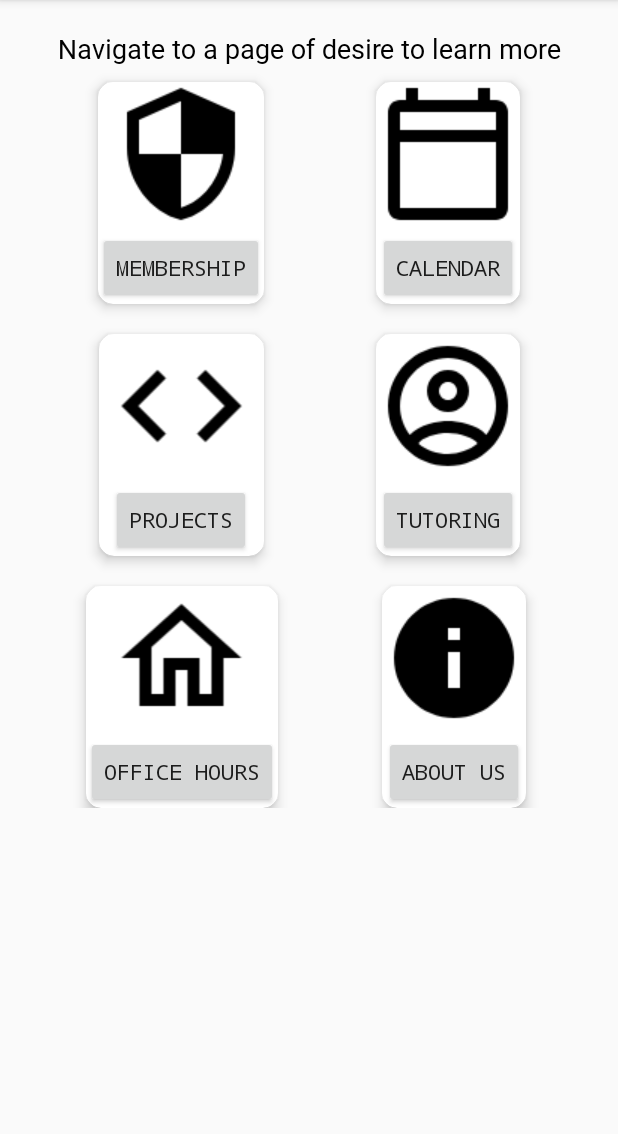
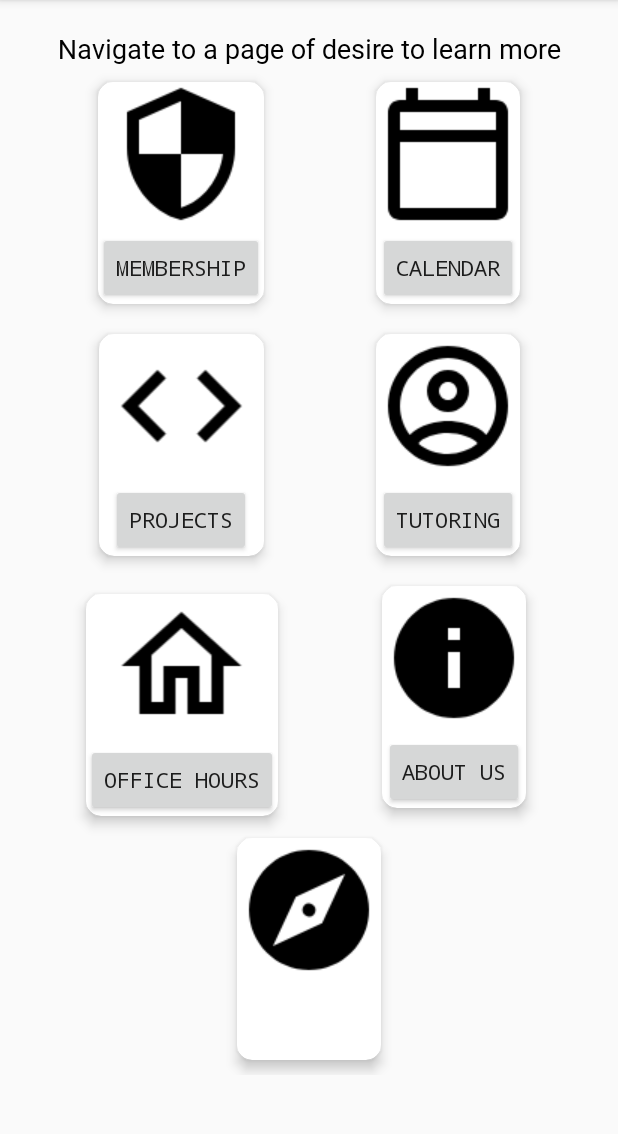
Before and after one commit to srivats22/ACMmobileskeleton, an Android app: the screen it shows after launch (MainActivity), on a phone screen of 412 x 824 dp, the part 84-1218 px from its top. Run offline under Robolectric (Android 15) with nearby library versions, the phone set to English and light mode, and no system bars.

Commit message:
Minute changes

```diff
--- a/app/src/main/res/layout/activity_main.xml
+++ b/app/src/main/res/layout/activity_main.xml
@@ -215,6 +215,38 @@
                 android:text="About Us"
                 android:typeface="monospace" />
         </android.support.v7.widget.CardView>
+
+        <android.support.v7.widget.CardView
+            android:id="@+id/cardView6"
+            android:layout_width="wrap_content"
+            android:layout_height="wrap_content"
+            android:layout_marginStart="10dp"
+            android:layout_marginLeft="10dp"
+            android:layout_marginTop="10dp"
+            android:layout_marginEnd="10dp"
+            android:layout_marginRight="10dp"
+            android:layout_marginBottom="10dp"
+            app:cardCornerRadius="10dp"
+            app:cardElevation="5dp"
+            app:layout_constraintBottom_toBottomOf="parent"
+            app:layout_constraintEnd_toEndOf="parent"
+            app:layout_constraintStart_toStartOf="parent"
+            app:layout_constraintTop_toBottomOf="@id/contact">
+
+            <ImageView
+                android:layout_width="wrap_content"
+                android:layout_height="wrap_content"
+                android:src="@drawable/explore" />
+
+            <Button
+                android:layout_width="wrap_content"
+                android:layout_height="wrap_content"
+                android:layout_gravity="center"
+                android:layout_marginTop="100dp"
+                android:onClick="explore"
+                android:text="Explore"
+                android:typeface="monospace" />
+        </android.support.v7.widget.CardView>
     </android.support.constraint.ConstraintLayout>
 
 </ScrollView>
```
